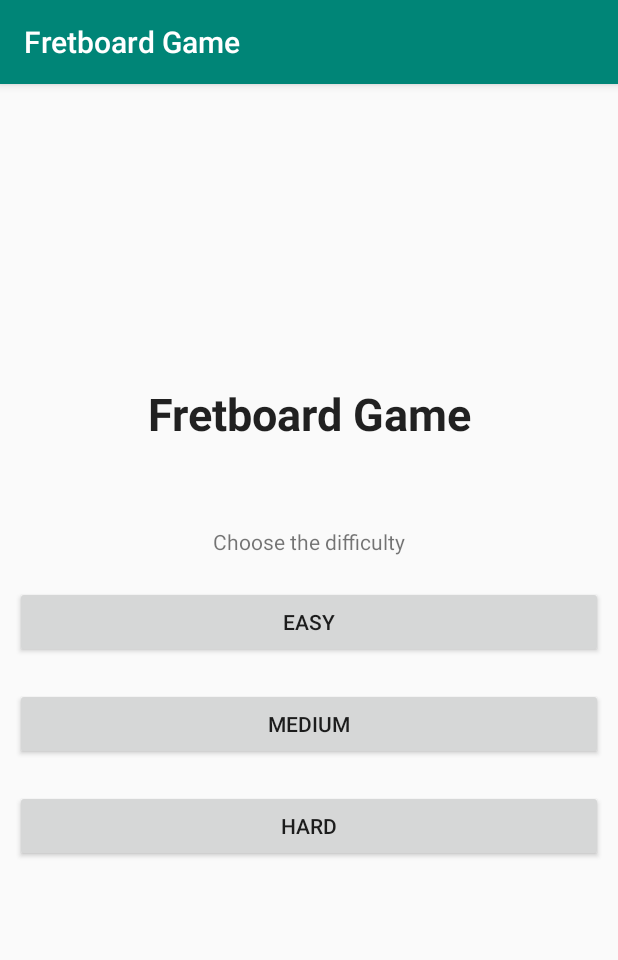
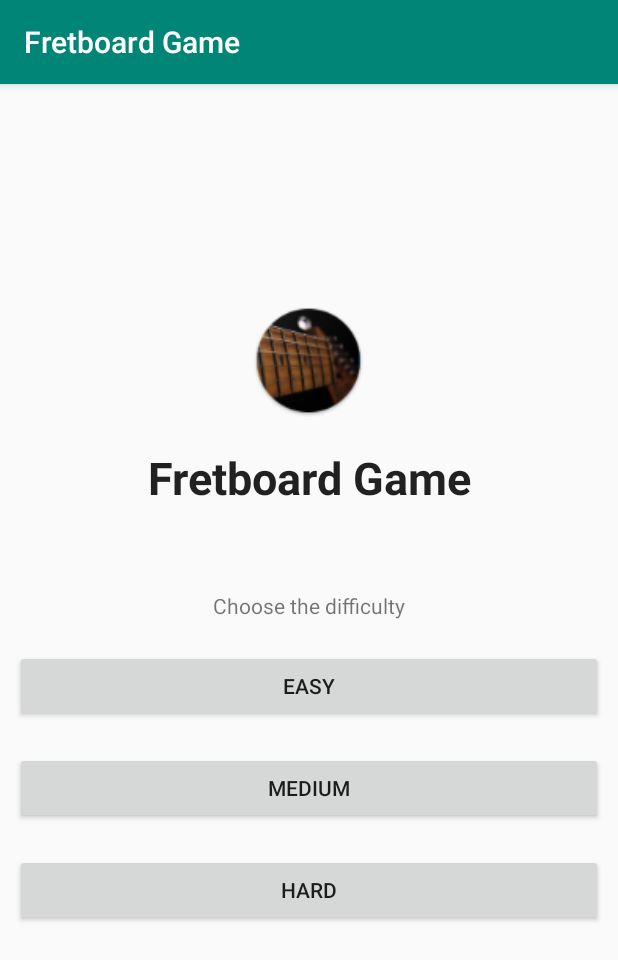
Before and after one commit to guicho0601/fretboard_game, an Android app: the MenuActivity screen opened directly, with no data from a screen before it, on a phone screen of 412 x 824 dp. Shown: the top 960 px of the screen. Run offline under Robolectric (Android 15) with nearby library versions, the light colour scheme and no system bars; our stand-ins replace AdMob; 1 statement that could not run was skipped.

Commit message:
Add the ic_launcher with a fretboard image

```diff
--- a/app/src/main/res/layout/activity_main_menu.xml
+++ b/app/src/main/res/layout/activity_main_menu.xml
@@ -15,6 +15,14 @@
         app:layout_constraintEnd_toEndOf="parent"
         app:layout_constraintStart_toStartOf="parent"
         app:layout_constraintTop_toTopOf="parent">
+
+        <ImageView
+            android:id="@+id/imageView"
+            android:layout_width="75dp"
+            android:layout_height="75dp"
+            android:layout_marginBottom="10dp"
+            android:contentDescription="@string/app_name"
+            app:srcCompat="@mipmap/ic_launcher_round" />
 
         <TextView
             android:id="@+id/title"
--- a/app/src/main/res/mipmap-anydpi-v26/ic_launcher.xml
+++ /dev/null
@@ -1,5 +0,0 @@
-<?xml version="1.0" encoding="utf-8"?>
-<adaptive-icon xmlns:android="http://schemas.android.com/apk/res/android">
-    <background android:drawable="@drawable/ic_launcher_background" />
-    <foreground android:drawable="@drawable/ic_launcher_foreground" />
-</adaptive-icon>
--- a/app/src/main/res/mipmap-anydpi-v26/ic_launcher_round.xml
+++ /dev/null
@@ -1,5 +0,0 @@
-<?xml version="1.0" encoding="utf-8"?>
-<adaptive-icon xmlns:android="http://schemas.android.com/apk/res/android">
-    <background android:drawable="@drawable/ic_launcher_background" />
-    <foreground android:drawable="@drawable/ic_launcher_foreground" />
-</adaptive-icon>
```
Also changed, not shown: app/src/main/res/mipmap-hdpi/ic_launcher.png, app/src/main/res/mipmap-hdpi/ic_launcher_round.png, app/src/main/res/mipmap-mdpi/ic_launcher.png, app/src/main/res/mipmap-mdpi/ic_launcher_round.png, app/src/main/res/mipmap-xhdpi/ic_launcher.png, app/src/main/res/mipmap-xhdpi/ic_launcher_round.png, app/src/main/res/mipmap-xxhdpi/ic_launcher.png, app/src/main/res/mipmap-xxhdpi/ic_launcher_round.png, app/src/main/res/mipmap-xxxhdpi/ic_launcher.png, app/src/main/res/mipmap-xxxhdpi/ic_launcher_round.png.
